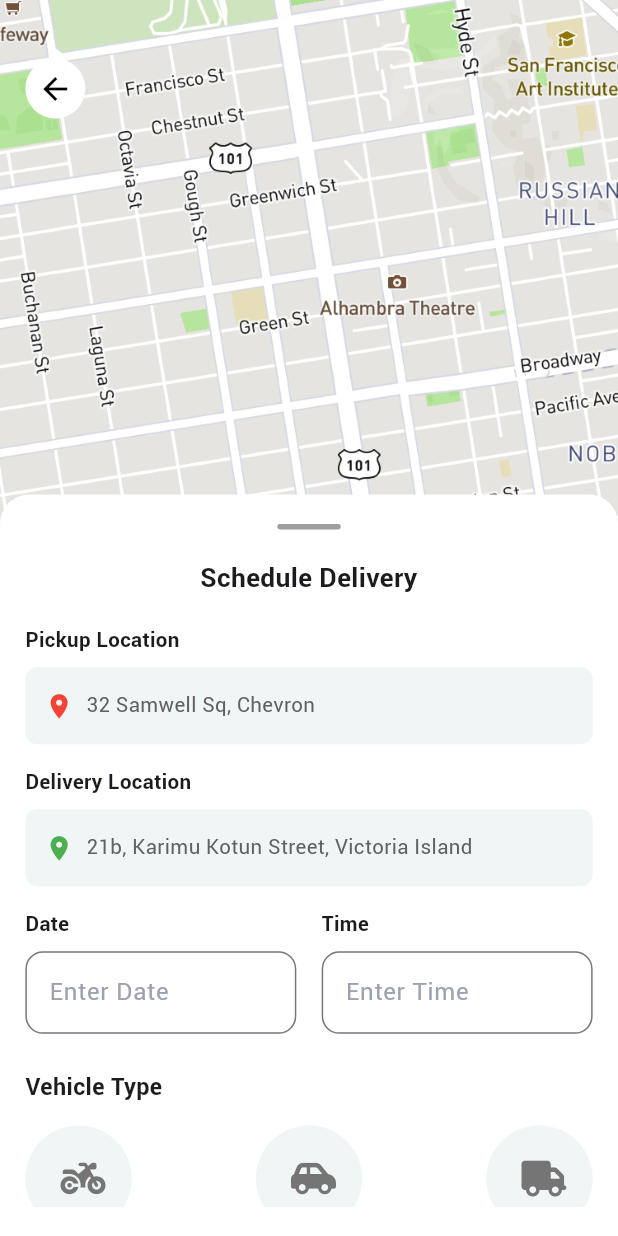
After one commit to tarikbinaziz/parcel_track, a Flutter app: the HomeScreen screen opened directly, after a tap on "Schedule Delivery", on a phone screen of 412 x 824 dp. The commit adds this screen. Run offline on Flutter 3.47's test engine with Material 3 defaults, Android fonts, the phone set to English and light mode, and no system bars; our stand-ins replace animated_toggle_switch, cached_network_image, carousel_slider, dio, flutter_easyloading, flutter_form_builder and 15 more; missing offline and left inert: flutter_downloader, open_file_plus; accounts and stored records are empty; generated files the repository leaves out were written again; Roboto replaces fonts that are missing (Rotobo); project files that could hold a hidden picture were left out.

Commit message:
schedule done

```diff
--- a/lib/routes.dart
+++ b/lib/routes.dart
@@ -10,6 +10,7 @@ import 'package:parcel_track/views/dashboard/home_screen/confirm_details_screen.
 import 'package:parcel_track/views/dashboard/home_screen/courier_details_screen.dart';
 import 'package:parcel_track/views/dashboard/home_screen/details.dart';
 import 'package:parcel_track/views/dashboard/home_screen/instant_delivery_screen.dart';
+import 'package:parcel_track/views/dashboard/home_screen/schedule_delivery_screen.dart';
 import 'package:parcel_track/views/dashboard/order_screen/components/order_details.dart';
 import 'package:parcel_track/views/dashboard/payment/shipping_and_payment.dart';
 import 'package:parcel_track/views/dashboard/profile_screen/components/about_us.dart';
@@ -38,7 +39,7 @@ class Routes {
   static const detailsScreen = '/details';
   static const confirmDetailsScreen = '/confirmdetails';
   static const courierDetailsScreen = '/courierDetails';
-
+  static const scheduleDeliveryScreen = '/scheduleDelivery';
 
   static const cartScreen = '/cartScreen';
   static const shippingPayment = '/shippingPayment';
@@ -95,11 +96,9 @@ Route generatedRoutes(RouteSettings settings) {
     case Routes.courierDetailsScreen:
       child = const CourierDetailsScreen();
       break;
-
-
-
-
-
+    case Routes.scheduleDeliveryScreen:
+      child = const ScheduleDeliveryScreen();
+      break;
 
     case Routes.shippingPayment:
       child = ShippingAndPayment(isReOrder: settings.arguments as bool);
--- a/lib/views/dashboard/home_screen/courier_details_screen.dart
+++ b/lib/views/dashboard/home_screen/courier_details_screen.dart
@@ -63,7 +63,7 @@ class _CourierDetailsScreenState extends ConsumerState<CourierDetailsScreen> {
             DraggableScrollableSheet(
               initialChildSize: 0.4,
               minChildSize: 0.3,
-              maxChildSize: 0.9,
+              maxChildSize: 0.6,
               builder: (context, scrollController) {
                 return Container(
                   padding:
--- a/lib/views/dashboard/home_screen/home_screen.dart
+++ b/lib/views/dashboard/home_screen/home_screen.dart
@@ -102,7 +102,12 @@ class HomeScreen extends StatelessWidget {
                           ),
                         ),
                         SizedBox(height: 12.h),
-                        SizedBox(
+                        GestureDetector(
+                          onTap: () {
+                            context.nav
+                                .pushNamed(Routes.scheduleDeliveryScreen);
+                          },
+                          child: SizedBox(
                             height: 124.h,
                             width: double.infinity,
                             child: _buildOptionCard(
@@ -112,6 +117,7 @@ class HomeScreen extends StatelessWidget {
                                   "Courier comes to pick up on your specified date and time",
                               icon: Icons.schedule,
                               backgroundColor: AppColor.greyBackgroundColor,
+                            ),
                           ),
                         ),
                       ],
--- /dev/null
+++ b/lib/views/dashboard/home_screen/schedule_delivery_screen.dart
@@ -0,0 +1,302 @@
+import 'package:flutter/material.dart';
+import 'package:flutter_form_builder/flutter_form_builder.dart';
+import 'package:flutter_riverpod/flutter_riverpod.dart';
+import 'package:flutter_screenutil/flutter_screenutil.dart';
+import 'package:font_awesome_flutter/font_awesome_flutter.dart';
+import 'package:form_builder_validators/form_builder_validators.dart';
+import 'package:parcel_track/components/custom_button.dart';
+import 'package:parcel_track/config/app_color.dart';
+import 'package:parcel_track/config/app_text.dart';
+import 'package:parcel_track/config/theme.dart';
+import 'package:parcel_track/generated/l10n.dart';
+import 'package:parcel_track/routes.dart';
+import 'package:parcel_track/utils/extensions.dart';
+import 'package:parcel_track/views/dashboard/home_screen/logic/providers.dart';
+
+class ScheduleDeliveryScreen extends ConsumerStatefulWidget {
+  const ScheduleDeliveryScreen({super.key});
+
+  @override
+  ConsumerState<ScheduleDeliveryScreen> createState() =>
+      _ScheduleDeliveryScreenState();
+}
+
+class _ScheduleDeliveryScreenState
+    extends ConsumerState<ScheduleDeliveryScreen> {
+  @override
+  Widget build(BuildContext context) {
+    return Scaffold(
+      body: SafeArea(
+        child: Stack(
+          children: [
+            // Map view placeholder
+            Container(
+              // height: 0.4.sh,
+              decoration: const BoxDecoration(
+                image: DecorationImage(
+                    image: AssetImage('assets/images/png/map.png'),
+                    fit: BoxFit.cover),
+              ),
+            ),
+            Positioned(
+              top: 40.h,
+              left: 16.w,
+              child: GestureDetector(
+                onTap: () => context.nav.pop(),
+                child: const CircleAvatar(
+                  backgroundColor: Colors.white,
+                  child: Icon(Icons.arrow_back, color: Colors.black),
+                ),
+              ),
+            ),
+            DraggableScrollableSheet(
+              initialChildSize: 0.6,
+              minChildSize: 0.6,
+              maxChildSize: 0.9,
+              builder: (context, scrollController) {
+                return Container(
+                  padding:
+                      EdgeInsets.symmetric(horizontal: 16.w, vertical: 20.h),
+                  decoration: BoxDecoration(
+                    color: Colors.white,
+                    borderRadius:
+                        BorderRadius.vertical(top: Radius.circular(20.r)),
+                  ),
+                  child: ListView(
+                    controller: scrollController,
+                    children: [
+                      Center(
+                        child: Container(
+                          width: 40.w,
+                          height: 4.h,
+                          decoration: BoxDecoration(
+                            color: Colors.grey,
+                            borderRadius: BorderRadius.circular(2.r),
+                          ),
+                        ),
+                      ),
+                      SizedBox(height: 20.h),
+                      Text(
+                        "Schedule Delivery",
+                        style: TextStyle(
+                            fontSize: 18.sp, fontWeight: FontWeight.bold),
+                        textAlign: TextAlign.center,
+                      ),
+                      SizedBox(height: 20.h),
+                      buildLocationTile(
+                        icon: Icons.location_on,
+                        title: "Pickup Location",
+                        address: "32 Samwell Sq, Chevron",
+                        iconColor: Colors.red,
+                      ),
+                      SizedBox(height: 16.h),
+                      buildLocationTile(
+                        icon: Icons.location_on,
+                        title: "Delivery Location",
+                        address: "21b, Karimu Kotun Street, Victoria Island",
+                        iconColor: Colors.green,
+                      ),
+                      SizedBox(height: 16.h),
+                      Row(
+                        children: [
+                          Expanded(
+                            child: Column(
+                              crossAxisAlignment: CrossAxisAlignment.start,
+                              children: [
+                                Text(
+                                  "Date",
+                                  style: TextStyle(
+                                      fontSize: 14.sp,
+                                      fontWeight: FontWeight.bold),
+                                ),
+                                SizedBox(height: 8.h),
+                                FormBuilderTextField(
+                                  name: 'phone',
+                                  keyboardType:
+                                      const TextInputType.numberWithOptions(
+                                    signed: false,
+                                    decimal: false,
+                                  ),
+                                  style: AppTextStyle.normalBody,
+                                  decoration: AppTheme.inputDecoration
+                                      .copyWith(labelText: "Enter Date"),
+                                  textInputAction: TextInputAction.next,
+                                  validator: FormBuilderValidators.compose([
+                                    FormBuilderValidators.minLength(6,
+                                        errorText:
+                                            S.of(context).entravalidphnnmbr),
+                                    FormBuilderValidators.maxLength(12,
+                                        errorText:
+                                            S.of(context).entravalidphnnmbr),
+                                    FormBuilderValidators.required()
+                                  ]),
+                                ),
+                              ],
+                            ),
+                          ),
+                          SizedBox(width: 16.w),
+                          Expanded(
+                            child: Column(
+                              crossAxisAlignment: CrossAxisAlignment.start,
+                              children: [
+                                Text(
+                                  "Time",
+                                  style: TextStyle(
+                                      fontSize: 14.sp,
+                                      fontWeight: FontWeight.bold),
+                                ),
+                                SizedBox(height: 8.h),
+                                FormBuilderTextField(
+                                  name: 'phone',
+                                  keyboardType:
+                                      const TextInputType.numberWithOptions(
+                                    signed: false,
+                                    decimal: false,
+                                  ),
+                                  style: AppTextStyle.normalBody,
+                                  decoration: AppTheme.inputDecoration
+                                      .copyWith(labelText: "Enter Time"),
+                                  textInputAction: TextInputAction.next,
+                                  validator: FormBuilderValidators.compose([
+                                    FormBuilderValidators.minLength(6,
+                                        errorText:
+                                            S.of(context).entravalidphnnmbr),
+                                    FormBuilderValidators.maxLength(12,
+                                        errorText:
+                                            S.of(context).entravalidphnnmbr),
+                                    FormBuilderValidators.required()
+                                  ]),
+                                ),
+                              ],
+                            ),
+                          ),
+                        ],
+                      ),
+                      SizedBox(height: 24.h),
+                      Text(
+                        "Vehicle Type",
+                        style: TextStyle(
+                            fontSize: 16.sp, fontWeight: FontWeight.bold),
+                      ),
+                      SizedBox(height: 16.h),
+                      Row(
+                        mainAxisAlignment: MainAxisAlignment.spaceBetween,
+                        children: [
+                          buildVehicleOption(
+                              onTap: () {
+                                ref
+                                    .read(selectedVehicleProvider.notifier)
+                                    .state = "Bike";
+                              },
+                              isSelected:
+                                  ref.watch(selectedVehicleProvider) == "Bike",
+                              icon: FontAwesomeIcons.motorcycle,
+                              label: "Bike"),
+                          buildVehicleOption(
+                              onTap: () {
+                                ref
+                                    .read(selectedVehicleProvider.notifier)
+                                    .state = "Car";
+                              },
+                              isSelected:
+                                  ref.watch(selectedVehicleProvider) == "Car",
+                              icon: FontAwesomeIcons.carSide,
+                              label: "Car"),
+                          buildVehicleOption(
+                              onTap: () {
+                                ref
+                                    .read(selectedVehicleProvider.notifier)
+                                    .state = "Truck";
+                              },
+                              isSelected:
+                                  ref.watch(selectedVehicleProvider) == "Truck",
+                              icon: FontAwesomeIcons.truck,
+                              label: "Truck"),
+                        ],
+                      ),
+                      SizedBox(height: 40.h),
+                      CustomButton(
+                          onPressed: () {
+                            context.nav.pushNamed(Routes.detailsScreen);
+                          },
+                          text: "Next")
+                    ],
+                  ),
+                );
+              },
+            ),
+          ],
+        ),
+      ),
+    );
+  }
+
+  Widget buildLocationTile(
+      {required IconData icon,
+      required String title,
+      required String address,
+      required Color iconColor}) {
+    return Column(
+      crossAxisAlignment: CrossAxisAlignment.start,
+      children: [
+        Text(
+          title,
+          style: TextStyle(fontSize: 14.sp, fontWeight: FontWeight.bold),
+        ),
+        SizedBox(height: 8.h),
+        Container(
+          padding: EdgeInsets.symmetric(horizontal: 12.w, vertical: 16.h),
+          decoration: BoxDecoration(
+            color: AppColor.cardLightBg,
+            borderRadius: BorderRadius.circular(8.r),
+          ),
+          child: Row(
+            children: [
+              Icon(icon, color: iconColor, size: 20.sp),
+              SizedBox(width: 8.w),
+              Expanded(
+                child: Text(
+                  address,
+                  style: TextStyle(fontSize: 14.sp, color: Colors.grey[700]),
+                  overflow: TextOverflow.ellipsis,
+                ),
+              ),
+            ],
+          ),
+        ),
+      ],
+    );
+  }
+
+  Widget buildVehicleOption(
+      {required IconData icon,
+      required String label,
+      bool isSelected = false,
+      VoidCallback? onTap}) {
+    return GestureDetector(
+      onTap: onTap,
+      child: Column(
+        children: [
+          Container(
+            decoration: BoxDecoration(
+              color: isSelected ? AppColor.primaryColor : AppColor.cardLightBg,
+              shape: BoxShape.circle,
+            ),
+            child: Padding(
+              padding: EdgeInsets.all(24.0.r),
+              child: Icon(
+                icon,
+                color: isSelected ? Colors.white : Colors.grey[600],
+              ),
+            ),
+          ),
+          SizedBox(height: 8.h),
+          Text(
+            label,
+            style: TextStyle(fontSize: 14.sp),
+          ),
+        ],
+      ),
+    );
+  }
+}
```
Lines whose indentation alone changed are shown as unchanged.
